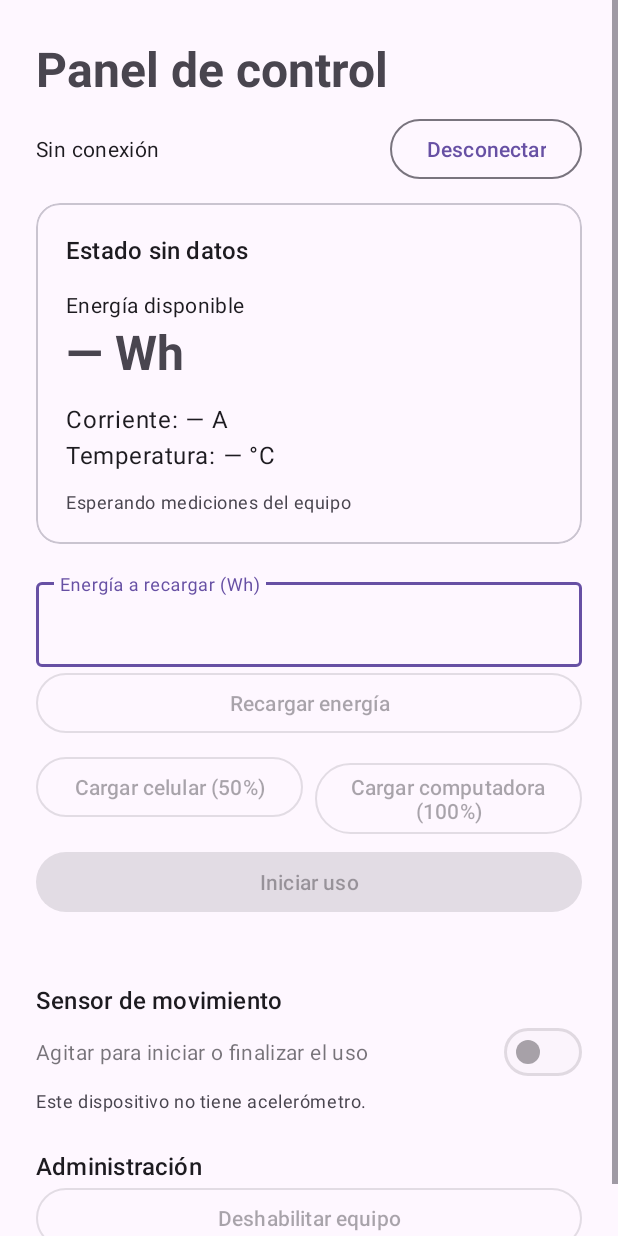
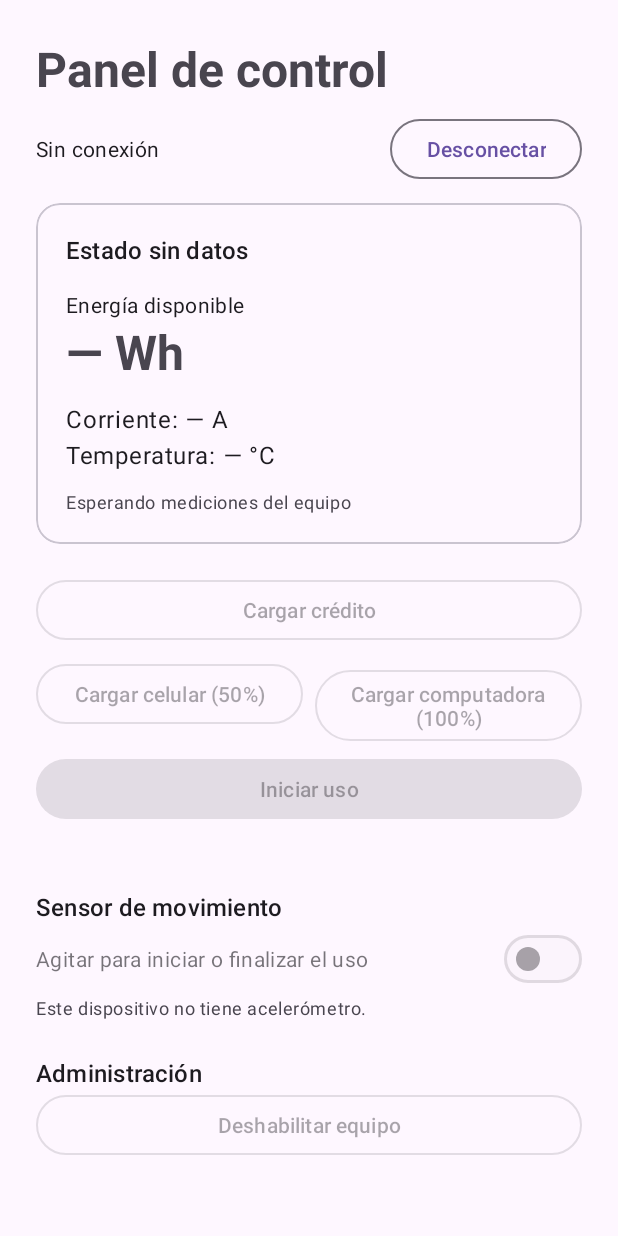
Before and after one commit to UNLAM-SOA/2026-SOA-Q2-M2, an Android app: the ControlActivity screen opened directly, with no data from a screen before it, on a phone screen of 412 x 824 dp. Run offline under Robolectric (Android 15) with nearby library versions, the phone set to English and light mode, and no system bars; 1 statement that could not run was skipped.

Commit message:
change(android): Simplificar UX Carga Credito

```diff
--- a/Android/Proyecto_sin_Vibecoding/app/src/main/res/layout/activity_control.xml
+++ b/Android/Proyecto_sin_Vibecoding/app/src/main/res/layout/activity_control.xml
@@ -104,28 +104,12 @@
             android:textStyle="bold"
             android:visibility="gone" />
 
-        <com.google.android.material.textfield.TextInputLayout
-            style="@style/Widget.Material3.TextInputLayout.OutlinedBox"
-            android:layout_width="match_parent"
-            android:layout_height="wrap_content"
-            android:layout_marginTop="20dp"
-            android:hint="@string/energia_a_recargar">
-
-            <com.google.android.material.textfield.TextInputEditText
-                android:id="@+id/creditoInput"
-                android:layout_width="match_parent"
-                android:layout_height="wrap_content"
-                android:importantForAutofill="no"
-                android:inputType="numberDecimal"
-                android:maxLines="1"
-                android:minHeight="48dp" />
-        </com.google.android.material.textfield.TextInputLayout>
-
         <Button
             android:id="@+id/recargarBtn"
             style="?attr/materialButtonOutlinedStyle"
             android:layout_width="match_parent"
             android:layout_height="wrap_content"
+            android:layout_marginTop="20dp"
             android:enabled="false"
             android:text="@string/recargar_energia" />
 
--- a/Android/Proyecto_sin_Vibecoding/app/src/main/res/values/strings.xml
+++ b/Android/Proyecto_sin_Vibecoding/app/src/main/res/values/strings.xml
@@ -9,8 +9,7 @@
     <string name="saldo_sin_datos">— Wh</string>
     <string name="mediciones_sin_datos">Corriente: — A\nTemperatura: — °C</string>
     <string name="esperando_mediciones">Esperando mediciones del equipo</string>
-    <string name="energia_a_recargar">Energía a recargar (Wh)</string>
-    <string name="recargar_energia">Recargar energía</string>
+    <string name="recargar_energia">Cargar crédito</string>
     <string name="iniciar_uso">Iniciar uso</string>
     <string name="finalizar_uso">Finalizar uso</string>
     <string name="revisar_operacion">Revisar operación</string>
```
Also changed, not shown: Android/Proyecto_sin_Vibecoding/app/src/main/java/com/example/controlenergetico/ControlActivity.java (+62 -24 lines).
